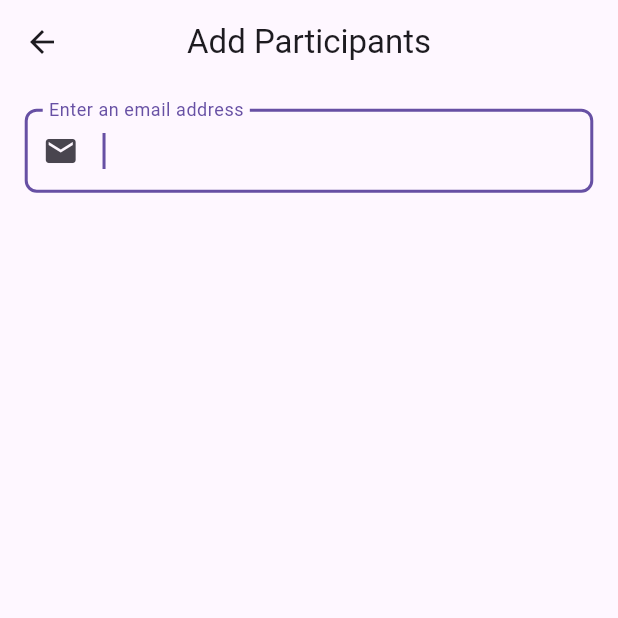
After one commit to WinMeet/winmeet_mobile, a Flutter app: the CreateMeetingView screen opened by its route, scrolled down 108 dp, after a tap on "Participants", on a phone screen of 412 x 824 dp, the top half of it. The commit adds this screen. Run offline on Flutter 3.47's test engine with Material 2 defaults, Android fonts, the phone set to English and light mode, and no system bars; our stand-ins replace auto_route, bloc, dio, flutter_bloc, flutter_native_splash, flutter_svg and 7 more; generated files the repository leaves out were written again.

Commit message:
complete add participants

```diff
--- a/lib/app/router/app_router.dart
+++ b/lib/app/router/app_router.dart
@@ -1,5 +1,6 @@
 import 'package:auto_route/annotations.dart';
 import 'package:auto_route/empty_router_widgets.dart';
+import 'package:winmeet_mobile/feature/add_participants/presentation/view/add_participants_view.dart';
 import 'package:winmeet_mobile/feature/auth/forgot_password/presentation/view/forgot_password_view.dart';
 import 'package:winmeet_mobile/feature/auth/login/presentation/view/login_view.dart';
 import 'package:winmeet_mobile/feature/auth/register/presentation/view/register_view.dart';
@@ -8,7 +9,6 @@ import 'package:winmeet_mobile/feature/navbar/navbar_view.dart';
 import 'package:winmeet_mobile/feature/onboarding/presentation/view/onboarding_view.dart';
 import 'package:winmeet_mobile/feature/pending/view/pending_view.dart';
 import 'package:winmeet_mobile/feature/schedule/presentation/view/schedule_view.dart';
-import 'package:winmeet_mobile/presentation/views/add_participant/add_participant_view.dart';
 import 'package:winmeet_mobile/presentation/views/settings/settings_view.dart';
 
 @MaterialAutoRouter(
@@ -77,7 +77,7 @@ const authenticated = AutoRoute(
       ],
     ),
     AutoRoute(page: CreateMeetingView),
-    AutoRoute(page: AddParticipantView),
+    AutoRoute(page: AddParticipantsView),
     RedirectRoute(path: '*', redirectTo: ''),
   ],
 );
--- a/lib/app/view/app.dart
+++ b/lib/app/view/app.dart
@@ -29,6 +29,13 @@ class App extends StatelessWidget {
           create: (_) => getIt<ThemeCubit>(),
         ),
       ],
+      child: Listener(
+        onPointerUp: (_) {
+          final currentFocus = FocusScope.of(context);
+          if (!currentFocus.hasPrimaryFocus && currentFocus.focusedChild != null) {
+            FocusManager.instance.primaryFocus!.unfocus();
+          }
+        },
         child: BlocBuilder<OnboardingCubit, OnboardingState>(
           builder: (context, onboardingState) {
             return BlocBuilder<AuthCubit, AuthState>(
@@ -64,6 +71,7 @@ class App extends StatelessWidget {
             );
           },
         ),
+      ),
     );
   }
 }
--- /dev/null
+++ b/lib/feature/add_participants/presentation/view/add_participants_view.dart
@@ -0,0 +1,190 @@
+import 'package:flutter/material.dart';
+import 'package:flutter_bloc/flutter_bloc.dart';
+
+import 'package:winmeet_mobile/core/extensions/context_extensions.dart';
+import 'package:winmeet_mobile/core/extensions/widget_extesions.dart';
+import 'package:winmeet_mobile/feature/create_meeting/presentation/cubit/create_meeting_cubit.dart';
+import 'package:winmeet_mobile/presentation/widgets/input/email_input_field.dart';
+
+class AddParticipantsView extends StatefulWidget {
+  const AddParticipantsView({required CreateMeetingCubit cubit, super.key}) : _cubit = cubit;
+
+  final CreateMeetingCubit _cubit;
+
+  @override
+  State<AddParticipantsView> createState() => _AddParticipantsViewState();
+}
+
+class _AddParticipantsViewState extends State<AddParticipantsView> {
+  late final TextEditingController _controller;
+
+  @override
+  void initState() {
+    super.initState();
+    _controller = TextEditingController();
+  }
+
+  @override
+  void dispose() {
+    _controller.dispose();
+    super.dispose();
+  }
+
+  @override
+  Widget build(BuildContext context) {
+    return Scaffold(
+      appBar: AppBar(
+        title: const Text('Add Participants'),
+      ),
+      body: BlocProvider.value(
+        value: widget._cubit,
+        child: SingleChildScrollView(
+          child: Padding(
+            padding: context.paddingAllDefault,
+            child: Column(
+              children: [
+                _EmailInput(controller: _controller),
+                _SearchResult(controller: _controller),
+                const _ParticipantList(),
+              ].withSpaceBetween(height: context.mediumValue),
+            ),
+          ),
+        ),
+      ),
+    );
+  }
+}
+
+class _EmailInput extends StatelessWidget {
+  const _EmailInput({required TextEditingController controller}) : _controller = controller;
+
+  final TextEditingController _controller;
+
+  @override
+  Widget build(BuildContext context) {
+    return BlocBuilder<CreateMeetingCubit, CreateMeetingState>(
+      builder: (context, state) {
+        return EmailInputField(
+          controller: _controller,
+          textInputAction: TextInputAction.search,
+          autoFocus: true,
+          labelText: 'Enter an email address',
+          onChanged: (email) => context.read<CreateMeetingCubit>().emailChanged(email: email),
+        );
+      },
+    );
+  }
+}
+
+class _SearchResult extends StatelessWidget {
+  const _SearchResult({required TextEditingController controller}) : _controller = controller;
+
+  final TextEditingController _controller;
+
+  @override
+  Widget build(BuildContext context) {
+    return BlocBuilder<CreateMeetingCubit, CreateMeetingState>(
+      builder: (context, state) {
+        if (state.email.valid) {
+          return _AddParticipantsCard(
+            child: _AddParticipantListTile(
+              title: state.email.value,
+              onTap: () {
+                if (context.read<CreateMeetingCubit>().addParticipantToParticipants(email: state.email.value)) {
+                  _controller.clear();
+                }
+              },
+            ),
+          );
+        }
+        return const SizedBox.shrink();
+      },
+    );
+  }
+}
+
+class _ParticipantList extends StatelessWidget {
+  const _ParticipantList();
+
+  @override
+  Widget build(BuildContext context) {
+    return BlocBuilder<CreateMeetingCubit, CreateMeetingState>(
+      builder: (context, state) {
+        if (state.participants.isNotEmpty) {
+          return Column(
+            crossAxisAlignment: CrossAxisAlignment.start,
+            children: [
+              Text(
+                'Participants',
+                style: context.textTheme.bodyLarge,
+              ),
+              ListView.separated(
+                shrinkWrap: true,
+                separatorBuilder: (context, index) => SizedBox(
+                  height: context.lowValue,
+                ),
+                itemCount: state.participants.length,
+                itemBuilder: (context, index) {
+                  return _AddParticipantsCard(
+                    child: _AddParticipantListTile(
+                      title: state.participants[index],
+                      trailing: IconButton(
+                        icon: const Icon(Icons.close),
+                        onPressed: () => context
+                            .read<CreateMeetingCubit>()
+                            .removeParticipantFromParticipants(email: state.participants[index]),
+                      ),
+                    ),
+                  );
+                },
+              )
+            ].withSpaceBetween(height: context.mediumValue),
+          );
+        }
+        return const SizedBox.shrink();
+      },
+    );
+  }
+}
+
+class _AddParticipantsCard extends StatelessWidget {
+  const _AddParticipantsCard({
+    required this.child,
+  });
+
+  final Widget child;
+
+  @override
+  Widget build(BuildContext context) {
+    return Card(
+      elevation: 4,
+      margin: EdgeInsets.zero,
+      shape: OutlineInputBorder(
+        borderSide: BorderSide(color: context.theme.dividerColor),
+      ),
+      child: child,
+    );
+  }
+}
+
+class _AddParticipantListTile extends StatelessWidget {
+  const _AddParticipantListTile({
+    required this.title,
+    this.trailing,
+    this.onTap,
+  });
+
+  final String title;
+  final Widget? trailing;
+  final void Function()? onTap;
+
+  @override
+  Widget build(BuildContext context) {
+    return ListTile(
+      contentPadding: context.paddingAllLow,
+      title: Text(title),
+      trailing: trailing,
+      onTap: onTap,
+    );
+  }
+}
--- a/lib/feature/auth/forgot_password/presentation/view/forgot_password_view.dart
+++ b/lib/feature/auth/forgot_password/presentation/view/forgot_password_view.dart
@@ -67,6 +67,7 @@ class _ForgotPasswordViewBody extends StatelessWidget {
                     return EmailInputField(
                       textInputAction: TextInputAction.next,
                       isValid: state.email.invalid,
+                      labelText: 'Email',
                       onChanged: (email) => context.read<ForgotPasswordCubit>().emailChanged(email: email),
                     );
                   },
--- a/lib/feature/auth/login/presentation/view/login_view.dart
+++ b/lib/feature/auth/login/presentation/view/login_view.dart
@@ -63,6 +63,7 @@ class _LoginViewBody extends StatelessWidget {
                     return EmailInputField(
                       textInputAction: TextInputAction.next,
                       isValid: state.email.invalid,
+                      labelText: 'Email',
                       onChanged: (email) => context.read<LoginCubit>().emailChanged(email: email),
                     );
                   },
--- a/lib/feature/auth/register/presentation/view/register_view.dart
+++ b/lib/feature/auth/register/presentation/view/register_view.dart
@@ -80,6 +80,7 @@ class _RegisterViewBody extends StatelessWidget {
                     return EmailInputField(
                       textInputAction: TextInputAction.next,
                       isValid: state.email.invalid,
+                      labelText: 'Email',
                       onChanged: (email) => context.read<RegisterCubit>().emailChanged(email: email),
                     );
                   },
--- a/lib/feature/create_meeting/presentation/cubit/create_meeting_cubit.dart
+++ b/lib/feature/create_meeting/presentation/cubit/create_meeting_cubit.dart
@@ -1,4 +1,5 @@
 import 'package:bloc/bloc.dart';
+import 'package:form_inputs/form_inputs.dart';
 import 'package:freezed_annotation/freezed_annotation.dart';
 import 'package:winmeet_mobile/core/utils/calendar/calendar_utils.dart';
 
@@ -19,4 +20,30 @@ class CreateMeetingCubit extends Cubit<CreateMeetingState> {
   void setStartAndEndDateTime({required DateTime startDateTime, required DateTime endDateTime}) {
     emit(state.copyWith(startDateTime: startDateTime, endDateTime: endDateTime));
   }
+
+  void emailChanged({required String email}) {
+    final newEmail = Email.dirty(email);
+    emit(state.copyWith(email: newEmail, status: Formz.validate([newEmail])));
+  }
+
+  void resetAddParticipantsVariables() {
+    emit(state.copyWith(email: const Email.pure()));
+  }
+
+  bool addParticipantToParticipants({required String email}) {
+    final participants = state.participants;
+    if (!participants.contains(email)) {
+      final newParticipants = <String>[email, ...participants];
+      emit(state.copyWith(participants: newParticipants, email: const Email.pure()));
+      return true;
+    }
+    return false;
+  }
+
+  void removeParticipantFromParticipants({required String email}) {
+    final participants = state.participants;
+    final newParticipants = participants.where((participant) => participant != email).toList();
+
+    emit(state.copyWith(participants: newParticipants));
+  }
 }
--- a/lib/feature/create_meeting/presentation/cubit/create_meeting_state.dart
+++ b/lib/feature/create_meeting/presentation/cubit/create_meeting_state.dart
@@ -3,12 +3,18 @@ part of 'create_meeting_cubit.dart';
 @freezed
 class CreateMeetingState with _$CreateMeetingState {
   const factory CreateMeetingState({
+    required FormzStatus status,
     required DateTime startDateTime,
     required DateTime endDateTime,
+    required Email email,
+    required List<String> participants,
   }) = _CreateMeetingState;
 
   factory CreateMeetingState.initial() => CreateMeetingState(
+        status: FormzStatus.pure,
         startDateTime: CalendarUtils.initialStartDate,
         endDateTime: CalendarUtils.initialEndDate,
+        email: const Email.pure(),
+        participants: [],
       );
 }
--- a/lib/feature/create_meeting/presentation/view/create_meeting_view.dart
+++ b/lib/feature/create_meeting/presentation/view/create_meeting_view.dart
@@ -2,6 +2,7 @@ import 'package:auto_route/auto_route.dart';
 import 'package:flutter/material.dart';
 import 'package:flutter_bloc/flutter_bloc.dart';
 import 'package:intl/intl.dart';
+import 'package:winmeet_mobile/app/router/app_router.gr.dart';
 import 'package:winmeet_mobile/core/extensions/context_extensions.dart';
 import 'package:winmeet_mobile/core/extensions/widget_extesions.dart';
 import 'package:winmeet_mobile/core/utils/calendar/calendar_utils.dart';
@@ -191,6 +192,10 @@ class _Participants extends StatelessWidget {
             style: context.textTheme.bodyLarge,
           ),
           trailing: const Icon(Icons.add),
+          onTap: () async {
+            await context.router.push(AddParticipantsRoute(cubit: context.read<CreateMeetingCubit>()));
+            if (context.mounted) context.read<CreateMeetingCubit>().resetAddParticipantsVariables();
+          },
         ),
         SizedBox(
           height: context.veryHighValue2x,
--- a/lib/presentation/widgets/input/email_input_field.dart
+++ b/lib/presentation/widgets/input/email_input_field.dart
@@ -3,24 +3,33 @@ import 'package:flutter/material.dart';
 class EmailInputField extends StatelessWidget {
   const EmailInputField({
     required this.textInputAction,
-    required this.isValid,
+    required this.labelText,
+    this.isValid,
+    this.controller,
     this.onChanged,
+    this.autoFocus,
     super.key,
   });
 
+  final TextEditingController? controller;
   final TextInputAction textInputAction;
-  final bool isValid;
+  final bool? autoFocus;
+  final bool? isValid;
+  final String labelText;
+
   final void Function(String)? onChanged;
 
   @override
   Widget build(BuildContext context) {
     return TextFormField(
+      controller: controller,
       textInputAction: textInputAction,
+      autofocus: autoFocus ?? false,
       keyboardType: TextInputType.emailAddress,
       decoration: InputDecoration(
         prefixIcon: const Icon(Icons.email),
-        labelText: 'Email',
-        errorText: isValid ? 'Invalid email' : null,
+        labelText: labelText,
+        errorText: (isValid ?? false) ? 'Invalid email' : null,
       ),
       onChanged: onChanged,
     );
```
Also changed, not shown: lib/presentation/views/add_participant/add_participant_view.dart (+117 -114 lines), lib/presentation/widgets/input/search_text_field.dart (deleted, +0 -31 lines), lib/app/router/app_router.gr.dart. Lines whose indentation alone changed are shown as unchanged.
